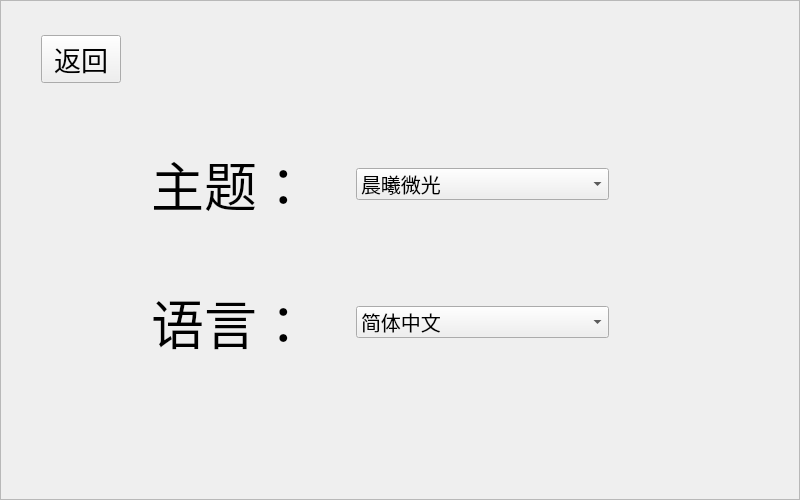
Qt form TomClock_QtCreator/screenUi/settings.ui (MeoRinLime/TomClock) before a commit.
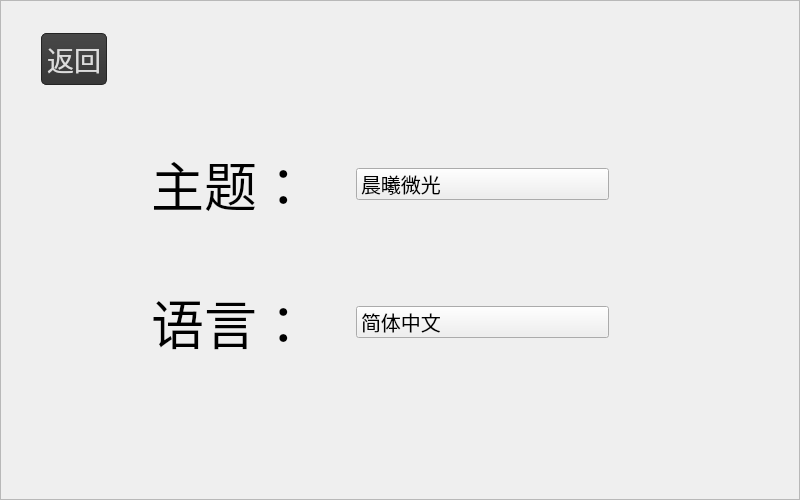
The same form after that commit. Icons and pictures are not drawn.

```diff
--- a/TomClock_QtCreator/screenUi/settings.ui
+++ b/TomClock_QtCreator/screenUi/settings.ui
@@ -119,6 +119,25 @@
                   <pointsize>20</pointsize>
                  </font>
                 </property>
+                <property name="styleSheet">
+                 <string notr="true">.QPushButton,.QToolButton{
+border-style:none;
+border:1px solid #242424;
+color:#DCDCDC;
+padding:5px;
+min-height:15px;
+border-radius:5px;
+background:qlineargradient(spread:pad,x1:0,y1:0,x2:0,y2:1,stop:0 #484848,stop:1 #383838);
+}
+
+.QPushButton:hover,.QToolButton:hover{
+background:qlineargradient(spread:pad,x1:0,y1:0,x2:0,y2:1,stop:0 #646464,stop:1 #525252);
+}
+
+.QPushButton:pressed,.QToolButton:pressed{
+background:qlineargradient(spread:pad,x1:0,y1:0,x2:0,y2:1,stop:0 #484848,stop:1 #383838);
+}</string>
+                </property>
                 <property name="text">
                  <string>返回</string>
                 </property>
@@ -284,6 +303,30 @@
                       <pointsize>15</pointsize>
                      </font>
                     </property>
+                    <property name="styleSheet">
+                     <string notr="true">QComboBox::down-arrow,QDateEdit[calendarPopup=&quot;true&quot;]::down-arrow,QTimeEdit[calendarPopup=&quot;true&quot;]::down-arrow,QDateTimeEdit[calendarPopup=&quot;true&quot;]::down-arrow{
+image:url(:/qss/lightblue/add_bottom.png);
+width:10px;
+height:10px;
+right:2px;
+}
+
+QComboBox::drop-down,QDateEdit::drop-down,QTimeEdit::drop-down,QDateTimeEdit::drop-down{
+subcontrol-origin:padding;
+subcontrol-position:top right;
+width:15px;
+border-left-width:0px;
+border-left-style:solid;
+border-top-right-radius:3px;
+border-bottom-right-radius:3px;
+border-left-color:#C0DCF2;
+}
+
+QComboBox::drop-down:on{
+top:1px;
+}
+</string>
+                    </property>
                     <item>
                      <property name="text">
                       <string extracomment="dawn’s gentle glow">晨曦微光</string>
@@ -426,6 +469,30 @@
                       <pointsize>15</pointsize>
                      </font>
                     </property>
+                    <property name="styleSheet">
+                     <string notr="true">QComboBox::down-arrow,QDateEdit[calendarPopup=&quot;true&quot;]::down-arrow,QTimeEdit[calendarPopup=&quot;true&quot;]::down-arrow,QDateTimeEdit[calendarPopup=&quot;true&quot;]::down-arrow{
+image:url(:/qss/lightblue/add_bottom.png);
+width:10px;
+height:10px;
+right:2px;
+}
+
+QComboBox::drop-down,QDateEdit::drop-down,QTimeEdit::drop-down,QDateTimeEdit::drop-down{
+subcontrol-origin:padding;
+subcontrol-position:top right;
+width:15px;
+border-left-width:0px;
+border-left-style:solid;
+border-top-right-radius:3px;
+border-bottom-right-radius:3px;
+border-left-color:#C0DCF2;
+}
+
+QComboBox::drop-down:on{
+top:1px;
+}
+</string>
+                    </property>
                     <item>
                      <property name="text">
                       <string extracomment="Simplified Chinese">简体中文</string>
```
